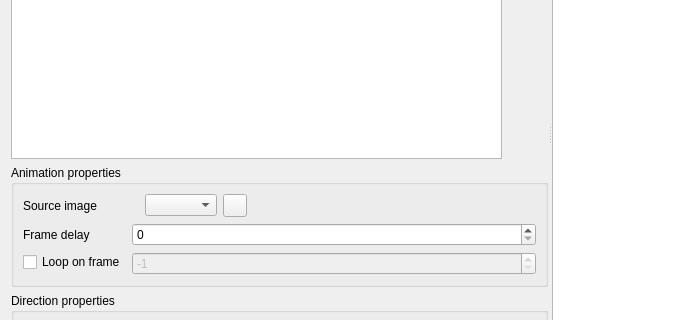
Qt form src/gui/sprite_editor.ui (solarus-games/solarus-quest-editor) before a commit; both pictures show x 0 to 697 and y 216 to 536 of the 1000 by 700 pixel window.
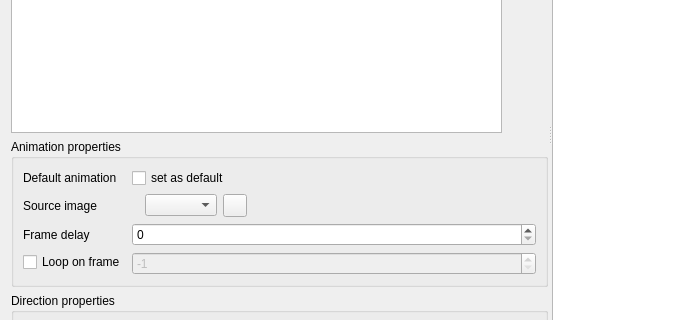
The same form after that commit. Icons and pictures are not drawn. Custom widgets are drawn as their Qt base class.

Commit message: SpriteEditor: allow to change the default animation.

Diff of the .ui file:
```diff
--- a/src/gui/sprite_editor.ui
+++ b/src/gui/sprite_editor.ui
@@ -133,7 +133,7 @@
           <property name="fieldGrowthPolicy">
            <enum>QFormLayout::AllNonFixedFieldsGrow</enum>
           </property>
-          <item row="0" column="0">
+          <item row="1" column="0">
            <widget class="QLabel" name="src_image_label">
             <property name="toolTip">
              <string/>
@@ -143,7 +143,7 @@
             </property>
            </widget>
           </item>
-          <item row="0" column="1">
+          <item row="1" column="1">
            <widget class="QWidget" name="animation_name_field" native="true">
             <layout class="QHBoxLayout" name="horizontalLayout_3">
              <property name="leftMargin">
@@ -205,7 +205,7 @@
             </layout>
            </widget>
           </item>
-          <item row="1" column="1">
+          <item row="2" column="1">
            <widget class="QSpinBox" name="frame_delay_field">
             <property name="maximum">
              <number>99999</number>
@@ -215,7 +215,7 @@
             </property>
            </widget>
           </item>
-          <item row="1" column="0">
+          <item row="2" column="0">
            <widget class="QLabel" name="frame_delay_label">
             <property name="toolTip">
              <string/>
@@ -225,14 +225,14 @@
             </property>
            </widget>
           </item>
-          <item row="2" column="0">
+          <item row="3" column="0">
            <widget class="QCheckBox" name="loop_on_frame_check_box">
             <property name="text">
              <string>Loop on frame</string>
             </property>
            </widget>
           </item>
-          <item row="2" column="1">
+          <item row="3" column="1">
            <widget class="QSpinBox" name="loop_on_frame_field">
             <property name="enabled">
              <bool>false</bool>
@@ -248,6 +248,20 @@
             </property>
            </widget>
           </item>
+          <item row="0" column="0">
+           <widget class="QLabel" name="default_animation_label">
+            <property name="text">
+             <string>Default animation</string>
+            </property>
+           </widget>
+          </item>
+          <item row="0" column="1">
+           <widget class="QCheckBox" name="default_animation_value">
+            <property name="text">
+             <string>set as default</string>
+            </property>
+           </widget>
+          </item>
          </layout>
         </widget>
        </item>
```
The commit also changes 4 other files.
